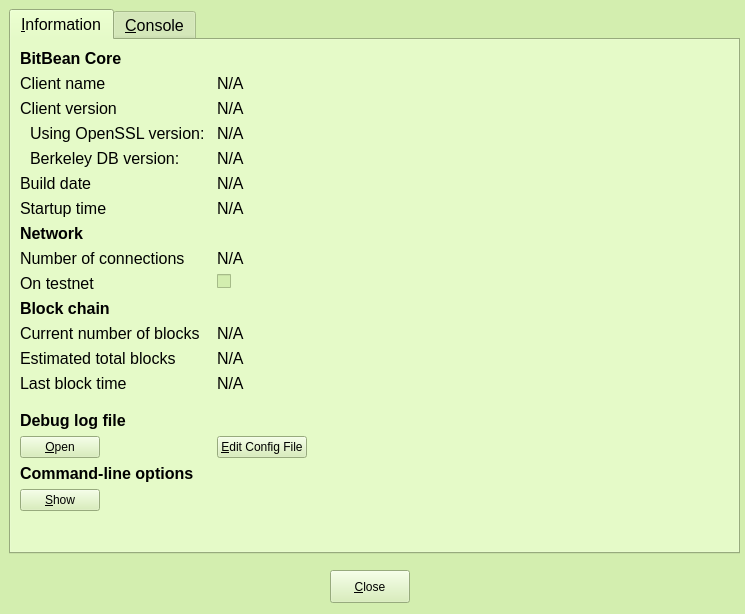
First picture: the form in src/qt/forms/rpcconsole.ui, repository nokat/bitbean, before the edit.
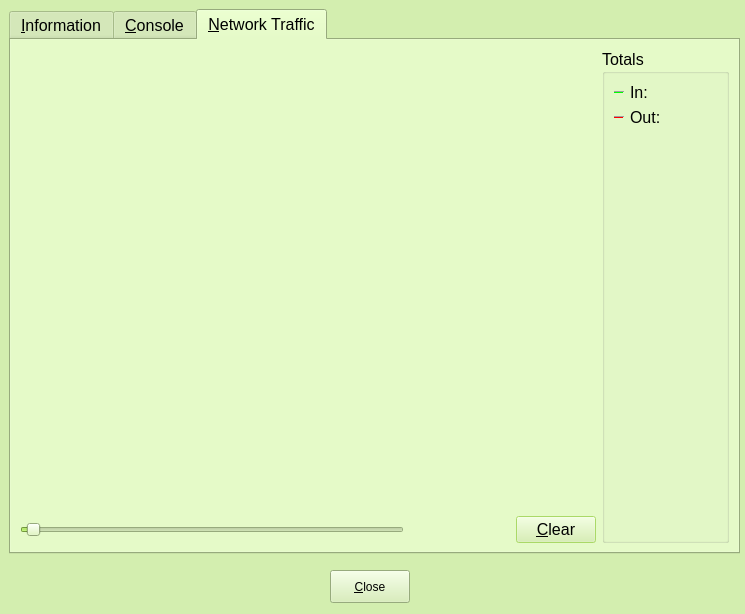
Second picture: the form after the edit. The open tabs and pages were chosen to show the change. Icons and pictures are not drawn. Custom widgets are drawn as their Qt base class.

Commit message: Add Network Traffic Graph to Debug Window

```diff
--- a/src/qt/forms/rpcconsole.ui
+++ b/src/qt/forms/rpcconsole.ui
@@ -731,6 +731,258 @@
      </item>
     </layout>
    </widget>
+
+<widget class="QWidget" name="tab">
+      <attribute name="title">
+       <string>&amp;Network Traffic</string>
+      </attribute>
+      <layout class="QHBoxLayout" name="horizontalLayout_3">
+       <item>
+        <layout class="QVBoxLayout" name="verticalLayout_4">
+         <item>
+          <widget class="TrafficGraphWidget" name="trafficGraph" native="true">
+           <property name="sizePolicy">
+            <sizepolicy hsizetype="Expanding" vsizetype="Expanding">
+             <horstretch>0</horstretch>
+             <verstretch>0</verstretch>
+            </sizepolicy>
+           </property>
+          </widget>
+         </item>
+         <item>
+          <layout class="QHBoxLayout" name="horizontalLayout_2">
+           <item>
+            <widget class="QSlider" name="sldGraphRange">
+             <property name="minimum">
+              <number>1</number>
+             </property>
+             <property name="maximum">
+              <number>288</number>
+             </property>
+             <property name="pageStep">
+              <number>12</number>
+             </property>
+             <property name="value">
+              <number>6</number>
+             </property>
+             <property name="orientation">
+              <enum>Qt::Horizontal</enum>
+             </property>
+            </widget>
+           </item>
+           <item>
+            <widget class="QLabel" name="lblGraphRange">
+             <property name="minimumSize">
+              <size>
+               <width>100</width>
+               <height>0</height>
+              </size>
+             </property>
+             <property name="alignment">
+              <set>Qt::AlignCenter</set>
+             </property>
+            </widget>
+           </item>
+           <item>
+            <widget class="QPushButton" name="btnClearTrafficGraph">
+             <property name="text">
+              <string>&amp;Clear</string>
+             </property>
+            </widget>
+           </item>
+          </layout>
+         </item>
+        </layout>
+       </item>
+       <item>
+        <layout class="QVBoxLayout" name="verticalLayout">
+         <item>
+          <widget class="QGroupBox" name="groupBox">
+           <property name="title">
+            <string>Totals</string>
+           </property>
+           <layout class="QVBoxLayout" name="verticalLayout_5">
+            <item>
+             <layout class="QHBoxLayout" name="horizontalLayout_4">
+              <item>
+               <widget class="Line" name="line">
+                <property name="sizePolicy">
+                 <sizepolicy hsizetype="Fixed" vsizetype="Fixed">
+                  <horstretch>0</horstretch>
+                  <verstretch>0</verstretch>
+                 </sizepolicy>
+                </property>
+                <property name="minimumSize">
+                 <size>
+                  <width>10</width>
+                  <height>0</height>
+                 </size>
+                </property>
+                <property name="palette">
+                 <palette>
+                  <active>
+                   <colorrole role="Light">
+                    <brush brushstyle="SolidPattern">
+                     <color alpha="255">
+                      <red>0</red>
+                      <green>255</green>
+                      <blue>0</blue>
+                     </color>
+                    </brush>
+                   </colorrole>
+                  </active>
+                  <inactive>
+                   <colorrole role="Light">
+                    <brush brushstyle="SolidPattern">
+                     <color alpha="255">
+                      <red>0</red>
+                      <green>255</green>
+                      <blue>0</blue>
+                     </color>
+                    </brush>
+                   </colorrole>
+                  </inactive>
+                  <disabled>
+                   <colorrole role="Light">
+                    <brush brushstyle="SolidPattern">
+                     <color alpha="255">
+                      <red>0</red>
+                      <green>255</green>
+                      <blue>0</blue>
+                     </color>
+                    </brush>
+                   </colorrole>
+                  </disabled>
+                 </palette>
+                </property>
+                <property name="orientation">
+                 <enum>Qt::Horizontal</enum>
+                </property>
+               </widget>
+              </item>
+              <item>
+               <widget class="QLabel" name="label_16">
+                <property name="text">
+                 <string>In:</string>
+                </property>
+               </widget>
+              </item>
+              <item>
+               <widget class="QLabel" name="lblBytesIn">
+                <property name="minimumSize">
+                 <size>
+                  <width>50</width>
+                  <height>0</height>
+                 </size>
+                </property>
+                <property name="alignment">
+                 <set>Qt::AlignRight|Qt::AlignTrailing|Qt::AlignVCenter</set>
+                </property>
+               </widget>
+              </item>
+             </layout>
+            </item>
+            <item>
+             <layout class="QHBoxLayout" name="horizontalLayout_5">
+              <item>
+               <widget class="Line" name="line_2">
+                <property name="sizePolicy">
+                 <sizepolicy hsizetype="Fixed" vsizetype="Fixed">
+                  <horstretch>0</horstretch>
+                  <verstretch>0</verstretch>
+                 </sizepolicy>
+                </property>
+                <property name="minimumSize">
+                 <size>
+                  <width>10</width>
+                  <height>0</height>
+                 </size>
+                </property>
+                <property name="palette">
+                 <palette>
+                  <active>
+                   <colorrole role="Light">
+                    <brush brushstyle="SolidPattern">
+                     <color alpha="255">
+                      <red>255</red>
+                      <green>0</green>
+                      <blue>0</blue>
+                     </color>
+                    </brush>
+                   </colorrole>
+                  </active>
+                  <inactive>
+                   <colorrole role="Light">
+                    <brush brushstyle="SolidPattern">
+                     <color alpha="255">
+                      <red>255</red>
+                      <green>0</green>
+                      <blue>0</blue>
+                     </color>
+                    </brush>
+                   </colorrole>
+                  </inactive>
+                  <disabled>
+                   <colorrole role="Light">
+                    <brush brushstyle="SolidPattern">
+                     <color alpha="255">
+                      <red>255</red>
+                      <green>0</green>
+                      <blue>0</blue>
+                     </color>
+                    </brush>
+                   </colorrole>
+                  </disabled>
+                 </palette>
+                </property>
+                <property name="orientation">
+                 <enum>Qt::Horizontal</enum>
+                </property>
+               </widget>
+              </item>
+              <item>
+               <widget class="QLabel" name="label_17">
+                <property name="text">
+                 <string>Out:</string>
+                </property>
+               </widget>
+              </item>
+              <item>
+               <widget class="QLabel" name="lblBytesOut">
+                <property name="minimumSize">
+                 <size>
+                  <width>50</width>
+                  <height>0</height>
+                 </size>
+                </property>
+                <property name="alignment">
+                 <set>Qt::AlignRight|Qt::AlignTrailing|Qt::AlignVCenter</set>
+                </property>
+               </widget>
+              </item>
+             </layout>
+            </item>
+            <item>
+             <spacer name="verticalSpacer_4">
+              <property name="orientation">
+               <enum>Qt::Vertical</enum>
+              </property>
+              <property name="sizeHint" stdset="0">
+               <size>
+                <width>20</width>
+                <height>407</height>
+               </size>
+              </property>
+             </spacer>
+            </item>
+           </layout>
+          </widget>
+         </item>
+        </layout>
+       </item>
+      </layout>
+     </widget>
+
   </widget>
   <widget class="QPushButton" name="closeButton">
    <property name="enabled">
@@ -776,7 +1028,19 @@
   <zorder>closeButton</zorder>
   <zorder>tabWidget</zorder>
  </widget>
- <resources>
+ <customwidgets>
+   <customwidget>
+    <class>TrafficGraphWidget</class>
+    <extends>QWidget</extends>
+    <header>trafficgraphwidget.h</header>
+    <container>1</container>
+    <slots>
+     <slot>clear()</slot>
+    </slots>
+   </customwidget>
+  </customwidgets>
+
+<resources>
   <include location="../bitbean.qrc"/>
  </resources>
  <connections/>
```
The commit also changes 12 other files.
